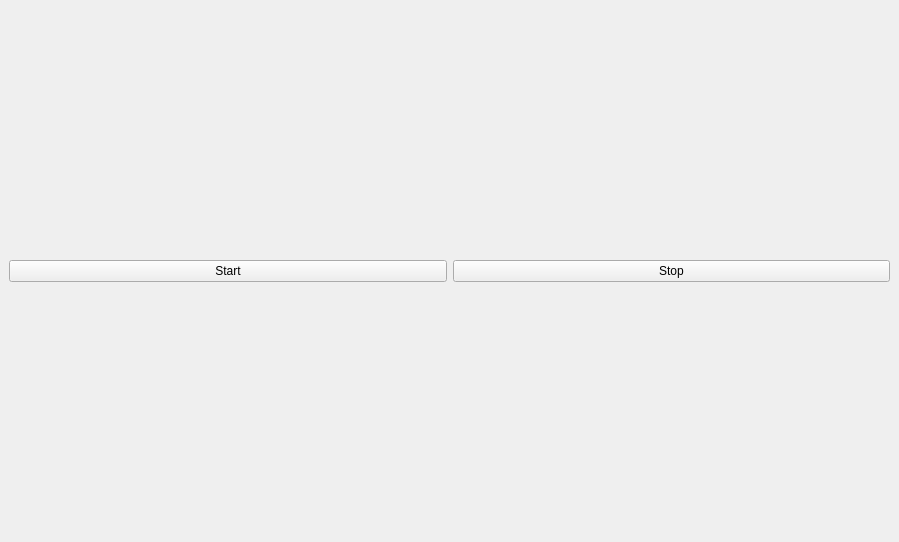
yossizap/angrcutter, file ui/angrcutter.ui: the form before one commit.
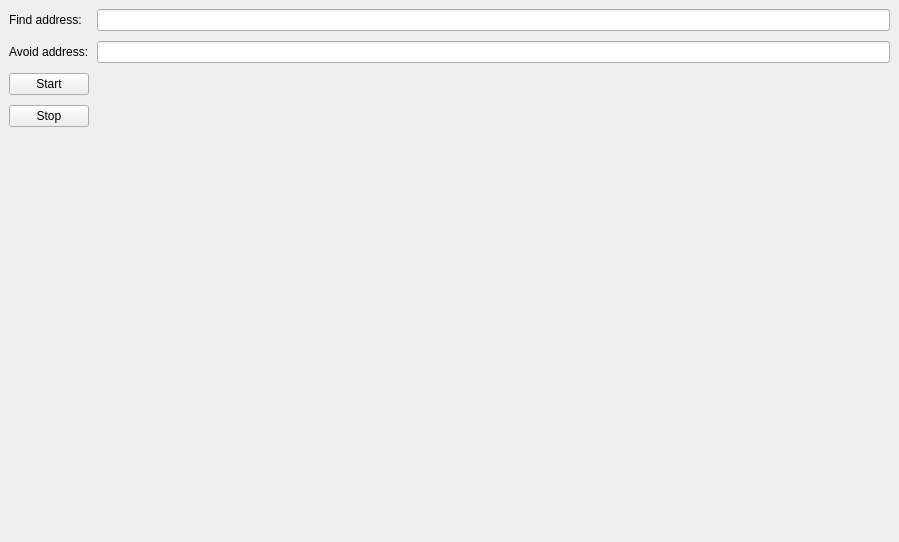
The form after the commit.

Commit message: Replaced the builtin disassembly widget with contextmenu extensions

Patch:
```diff
--- a/ui/angrcutter.ui
+++ b/ui/angrcutter.ui
@@ -15,24 +15,6 @@
   </property>
   <widget class="QWidget" name="dockWidgetContents">
    <layout class="QVBoxLayout" name="verticalLayout">
-    <item>
-    <layout class="QHBoxLayout" name="horizontalLayout2">
-     <item>
-      <widget class="QPushButton" name="startButton">
-       <property name="text">
-        <string>Start</string>
-       </property>
-      </widget>
-     </item>
-     <item>
-      <widget class="QPushButton" name="stopButton">
-       <property name="text">
-        <string>Stop</string>
-       </property>
-      </widget>
-     </item>
-    </layout>
-    </item>
     <item>
     <layout class="QHBoxLayout" name="horizontalLayout">
      <property name="spacing">
@@ -47,6 +29,122 @@
      <property name="rightMargin">
       <number>0</number>
      </property>
+     <item>
+      <layout class="QVBoxLayout" name="regTableBox"/>
+     </item>
+     <item>
+      <layout class="QGridLayout" name="gridLayout" columnstretch="0,0,0">
+       <property name="sizeConstraint">
+        <enum>QLayout::SetDefaultConstraint</enum>
+       </property>
+       <property name="rightMargin">
+        <number>0</number>
+       </property>
+       <property name="horizontalSpacing">
+        <number>8</number>
+       </property>
+       <property name="verticalSpacing">
+        <number>10</number>
+       </property>
+       <item row="0" column="0">
+        <widget class="QLabel" name="findLabel">
+         <property name="sizePolicy">
+          <sizepolicy hsizetype="Fixed" vsizetype="Fixed">
+           <horstretch>0</horstretch>
+           <verstretch>0</verstretch>
+          </sizepolicy>
+         </property>
+         <property name="midLineWidth">
+          <number>4</number>
+         </property>
+         <property name="text">
+          <string>Find address:</string>
+         </property>
+        </widget>
+       </item>
+       <item row="0" column="1">
+        <widget class="QLineEdit" name="findLine">
+         <property name="sizePolicy">
+          <sizepolicy hsizetype="Expanding" vsizetype="Fixed">
+           <horstretch>0</horstretch>
+           <verstretch>0</verstretch>
+          </sizepolicy>
+         </property>
+         <property name="frame">
+          <bool>true</bool>
+         </property>
+         <property name="alignment">
+          <set>Qt::AlignJustify|Qt::AlignVCenter</set>
+         </property>
+         <property name="readOnly">
+          <bool>true</bool>
+         </property>
+        </widget>
+       </item>
+       <item row="1" column="0">
+        <widget class="QLabel" name="avoidLabel">
+         <property name="sizePolicy">
+          <sizepolicy hsizetype="Fixed" vsizetype="Fixed">
+           <horstretch>0</horstretch>
+           <verstretch>0</verstretch>
+          </sizepolicy>
+         </property>
+         <property name="midLineWidth">
+          <number>4</number>
+         </property>
+         <property name="text">
+          <string>Avoid address:</string>
+         </property>
+        </widget>
+       </item>
+       <item row="1" column="1">
+        <widget class="QLineEdit" name="avoidLine">
+         <property name="sizePolicy">
+          <sizepolicy hsizetype="Expanding" vsizetype="Fixed">
+           <horstretch>0</horstretch>
+           <verstretch>0</verstretch>
+          </sizepolicy>
+         </property>
+         <property name="frame">
+          <bool>true</bool>
+         </property>
+         <property name="alignment">
+          <set>Qt::AlignJustify|Qt::AlignVCenter</set>
+         </property>
+         <property name="readOnly">
+          <bool>true</bool>
+         </property>
+        </widget>
+       </item>
+       <item row="2" column="0">
+        <widget class="QPushButton" name="startButton">
+         <property name="text">
+          <string>Start</string>
+         </property>
+        </widget>
+       </item>
+       <item row="3" column="0">
+        <widget class="QPushButton" name="stopButton">
+         <property name="text">
+          <string>Stop</string>
+         </property>
+        </widget>
+       </item>
+       <item row="4" column="0">
+        <spacer name="verticalSpacer">
+         <property name="orientation">
+          <enum>Qt::Vertical</enum>
+         </property>
+         <property name="sizeHint" stdset="0">
+          <size>
+           <width>20</width>
+           <height>400</height>
+          </size>
+         </property>
+        </spacer>
+       </item>
+      </layout>
+     </item>
     </layout>
     </item>
    </layout>
```
The commit also changes 3 other files.
